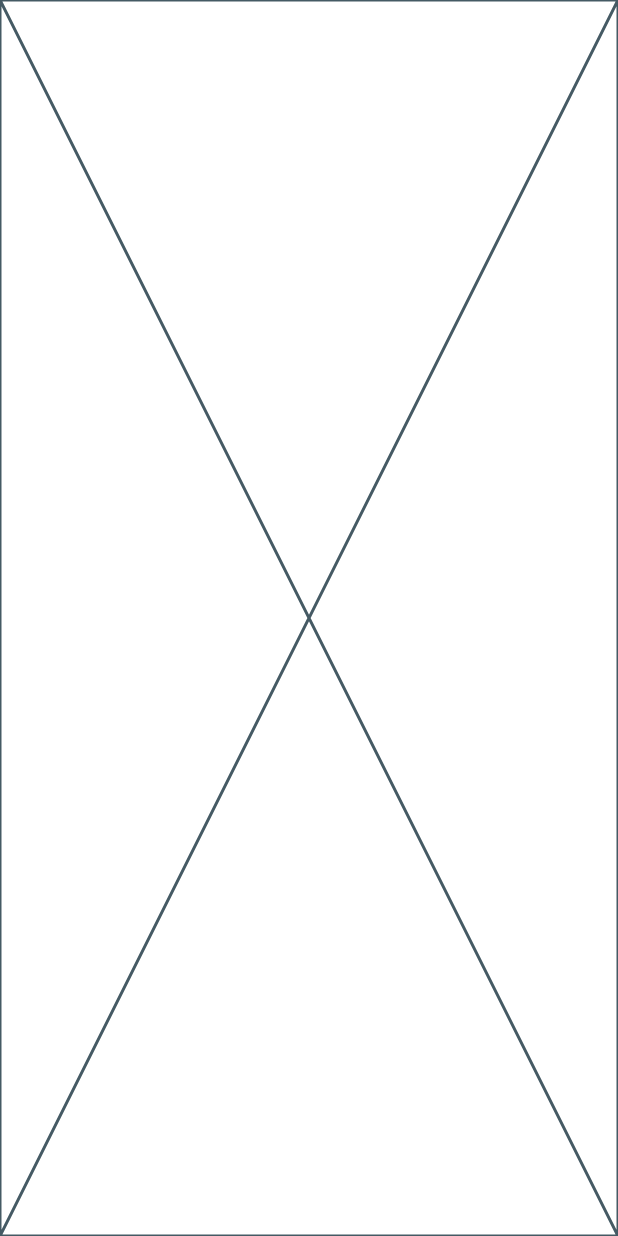
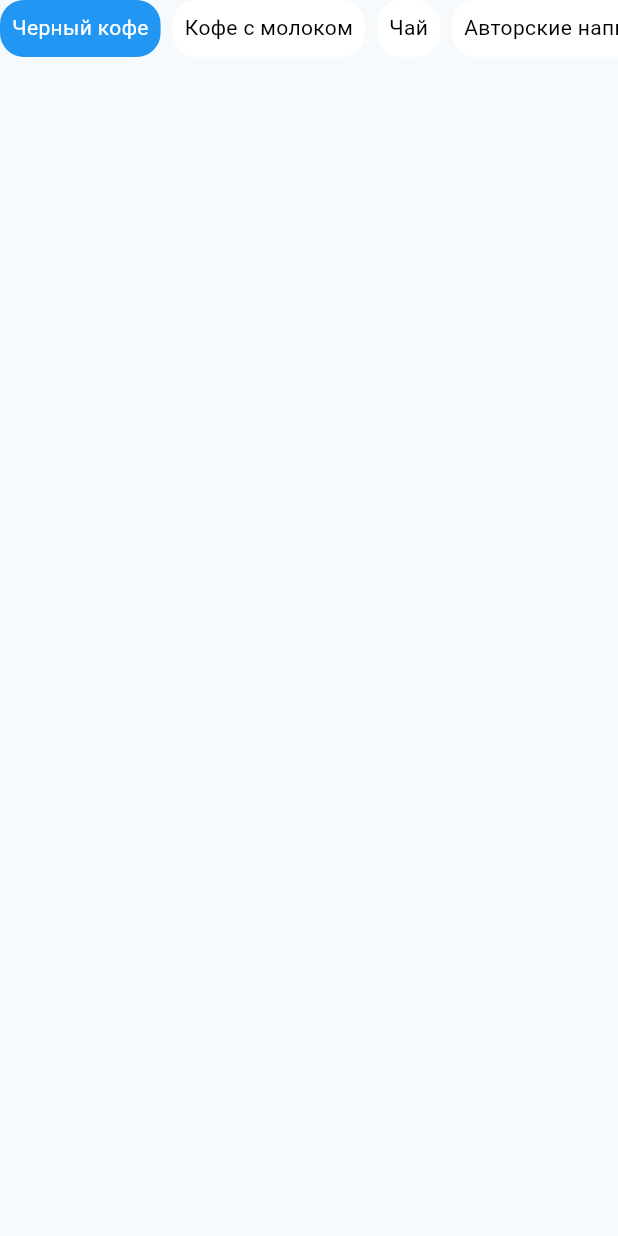
Before and after one commit to qwerpap/Effective_FlutterLab, a Flutter app: the screen it shows after launch, on a phone screen of 412 x 824 dp. Run offline on Flutter 3.47's test engine with Material 3 defaults, Android fonts, the phone set to English and light mode, and no system bars.

Commit message:
Added theme & category_list

```diff
--- /dev/null
+++ b/lib/features/main_page/presentation/screens/main_screen.dart
@@ -0,0 +1,65 @@
+import 'package:flutter/material.dart';
+
+class MainScreen extends StatefulWidget {
+  const MainScreen({super.key});
+
+  @override
+  State<MainScreen> createState() => _MainScreenState();
+}
+
+class _MainScreenState extends State<MainScreen> {
+  int selectedIndex = 0;
+  @override
+  Widget build(BuildContext context) {
+    final theme = Theme.of(context);
+    final List<String> categories;
+    categories = [
+      'Черный кофе',
+      'Кофе с молоком',
+      'Чай',
+      'Авторские напитки',
+      'Чаек',
+    ];
+
+    return Scaffold(
+      body: Column(
+        children: [
+          SizedBox(
+            height: 38,
+            child: ListView.separated(
+              scrollDirection: Axis.horizontal,
+              separatorBuilder: (context, index) => SizedBox(width: 8),
+              itemCount: categories.length,
+              itemBuilder:
+                  (context, index) => GestureDetector(
+                    onTap: () {
+                      setState(() {
+                        selectedIndex = index;
+                        print(index);
+                      });
+                    },
+                    child: Container(
+                      padding: EdgeInsets.all(8),
+                      decoration: BoxDecoration(
+                        color:
+                            selectedIndex == index ? Colors.blue : Colors.white,
+                        borderRadius: BorderRadius.circular(16),
+                      ),
+                      child: Text(
+                        categories[index],
+                        style: theme.textTheme.bodyMedium?.copyWith(
+                          color:
+                              selectedIndex == index
+                                  ? Colors.white
+                                  : Colors.black,
+                        ),
+                      ),
+                    ),
+                  ),
+            ),
+          ),
+        ],
+      ),
+    );
+  }
+}
--- a/lib/main.dart
+++ b/lib/main.dart
@@ -1,4 +1,6 @@
 import 'package:flutter/material.dart';
+import 'features/main_page/presentation/screens/main_screen.dart';
+import 'ui/theme.dart';
 
 void main() {
   runApp(const MyApp());
@@ -9,6 +11,10 @@ class MyApp extends StatelessWidget {
 
   @override
   Widget build(BuildContext context) {
-    return const Placeholder();
+    return MaterialApp(
+      theme: themeData,
+      debugShowCheckedModeBanner: false,
+      home: MainScreen(),
+    );
   }
 }
--- /dev/null
+++ b/lib/ui/app_colors.dart
@@ -0,0 +1,5 @@
+import 'package:flutter/cupertino.dart';
+
+class AppColors {
+  static const primaryColor = Color.fromRGBO(112, 180, 209, 1);
+}
--- /dev/null
+++ b/lib/ui/theme.dart
@@ -0,0 +1,10 @@
+import 'package:effective_flutter_lab/ui/app_colors.dart';
+import 'package:flutter/material.dart';
+
+final themeData = ThemeData(
+  useMaterial3: true,
+  colorScheme: ColorScheme.fromSeed(seedColor: AppColors.primaryColor),
+  textTheme: TextTheme(
+    bodyMedium: TextStyle(fontWeight: FontWeight.w400),
+  ), //14px
+);
```
Also changed, not shown: pubspec.yaml (+1 -63 lines), assets/png/coffe_image.png (added), lib/features/main_page/presentation/widgets/category_list.dart (added).
